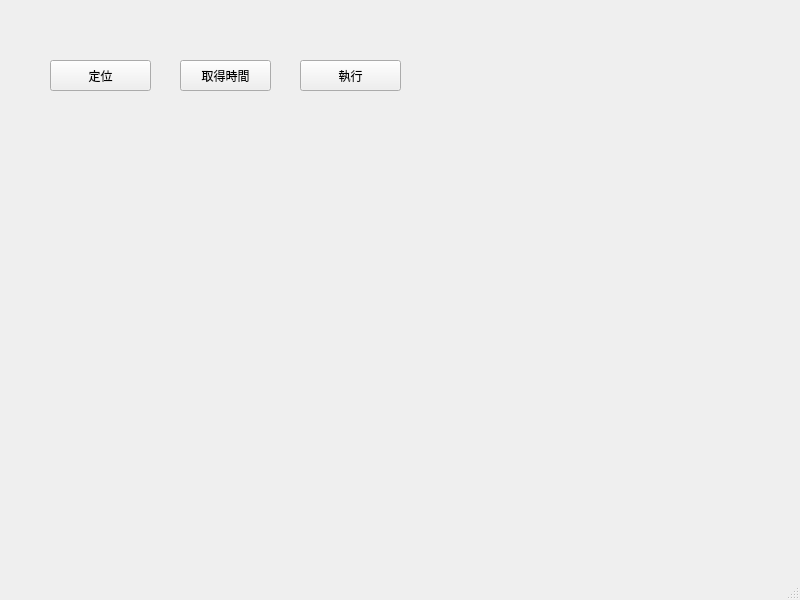
The window that ui/Main_Window.ui (kaitimao/learn-mouse_control) describes before a commit, drawn with Qt 5.
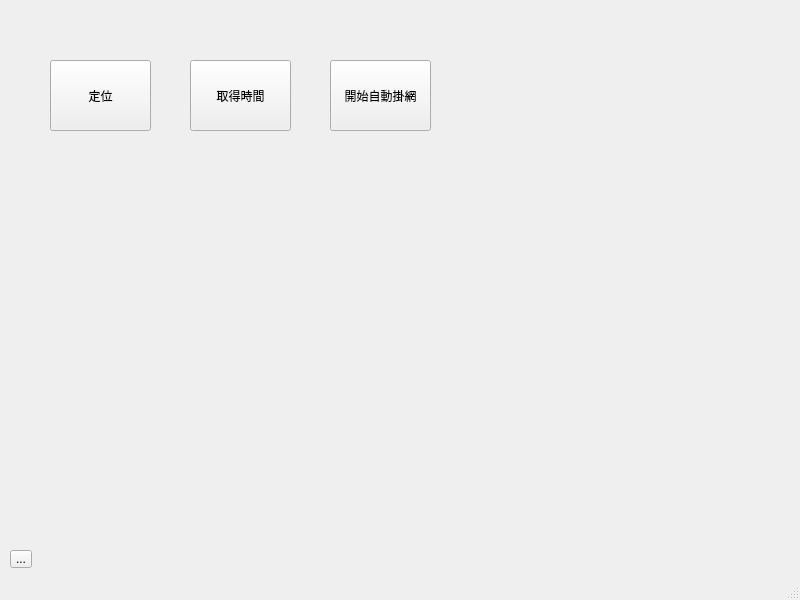
The same window after the commit.

```diff
--- a/ui/Main_Window.ui
+++ b/ui/Main_Window.ui
@@ -20,7 +20,7 @@
       <x>50</x>
       <y>60</y>
       <width>101</width>
-      <height>31</height>
+      <height>71</height>
      </rect>
     </property>
     <property name="text">
@@ -30,10 +30,10 @@
    <widget class="QToolButton" name="btn2">
     <property name="geometry">
      <rect>
-      <x>180</x>
+      <x>190</x>
       <y>60</y>
-      <width>91</width>
-      <height>31</height>
+      <width>101</width>
+      <height>71</height>
      </rect>
     </property>
     <property name="text">
@@ -43,14 +43,27 @@
    <widget class="QToolButton" name="btn3">
     <property name="geometry">
      <rect>
-      <x>300</x>
+      <x>330</x>
       <y>60</y>
       <width>101</width>
-      <height>31</height>
+      <height>71</height>
      </rect>
     </property>
     <property name="text">
-     <string>執行</string>
+     <string>開始自動掛網</string>
+    </property>
+   </widget>
+   <widget class="QToolButton" name="btn4">
+    <property name="geometry">
+     <rect>
+      <x>10</x>
+      <y>550</y>
+      <width>22</width>
+      <height>18</height>
+     </rect>
+    </property>
+    <property name="text">
+     <string>...</string>
     </property>
    </widget>
   </widget>
```
Left out of the diff: 2 changed lines with no effect on the pictures.
